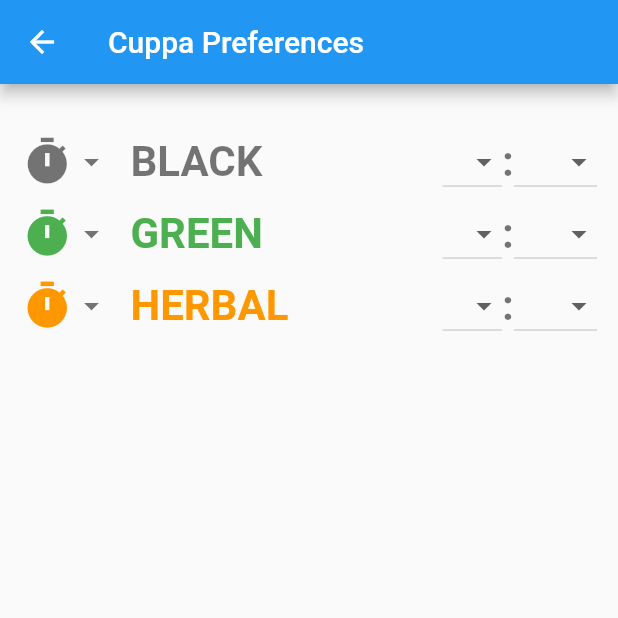
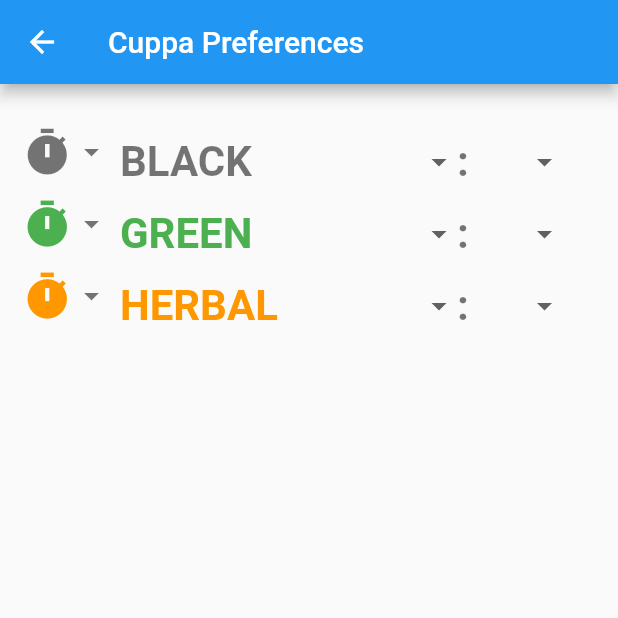
Before and after one commit to ncosgray/cuppa_mobile, a Flutter app: the PrefsWidget screen opened by its route, on a phone screen of 412 x 824 dp, the top half of it. Run offline on Flutter 3.47's test engine with Material 2 defaults, Android fonts, the phone set to English and light mode, and no system bars; our stand-ins replace shared_preferences; missing offline and left inert: quick_actions; accounts and stored records are empty; statements that could not run were skipped.

Commit message:
Prefs UI alignment tweaks

```diff
--- a/lib/prefs.dart
+++ b/lib/prefs.dart
@@ -232,9 +232,13 @@ class _PrefsTeaRowState extends State<PrefsTeaRow> {
   Widget build(BuildContext context) {
     return new Container(
         child: new Row(
+      mainAxisSize: MainAxisSize.min,
+      crossAxisAlignment: CrossAxisAlignment.start,
       mainAxisAlignment: MainAxisAlignment.spaceEvenly,
       children: [
-        new PopupMenuButton(
+        new Flexible(
+            flex: 1,
+            child: new PopupMenuButton(
               onSelected: (int newValue) {
                 setState(() {
                   tea.color = newValue;
@@ -253,7 +257,7 @@ class _PrefsTeaRowState extends State<PrefsTeaRow> {
                   );
                 }).toList();
               },
-          child: Row(
+              child: new Row(
                 mainAxisSize: MainAxisSize.min,
                 children: <Widget>[
                   Icon(
@@ -261,14 +265,16 @@ class _PrefsTeaRowState extends State<PrefsTeaRow> {
                     color: tea.getThemeColor(context),
                     size: 35.0,
                   ),
-              Icon(Icons.arrow_drop_down, color: Theme.of(context).buttonColor),
+                  Icon(Icons.arrow_drop_down,
+                      color: Theme.of(context).buttonColor),
                 ],
               ),
-        ),
+            )),
         new Flexible(
-            child: Padding(
+            flex: 3,
+            child: new Padding(
                 padding: EdgeInsets.zero,
-                child: TextFormField(
+                child: new TextFormField(
                   initialValue: tea.buttonName,
                   autocorrect: false,
                   maxLength: 10,
@@ -280,7 +286,7 @@ class _PrefsTeaRowState extends State<PrefsTeaRow> {
                               BorderSide(color: Theme.of(context).buttonColor)),
                       counter: Offstage(),
                       contentPadding:
-                          const EdgeInsets.fromLTRB(14.0, 0.0, 14.0, 0.0)),
+                          const EdgeInsets.fromLTRB(7.0, 0.0, 7.0, 0.0)),
                   style: new TextStyle(
                     fontWeight: FontWeight.bold,
                     fontSize: 28.0,
@@ -293,11 +299,15 @@ class _PrefsTeaRowState extends State<PrefsTeaRow> {
                     });
                   },
                 ))),
+        new Flexible(
+            flex: 2,
+            child: new Row(children: [
               new DropdownButton<int>(
                 value: tea.brewTimeMinutes,
                 icon: null,
-          style:
-              TextStyle(fontSize: 28.0, color: Theme.of(context).buttonColor),
+                style: TextStyle(
+                    fontSize: 28.0, color: Theme.of(context).buttonColor),
+                underline: SizedBox(),
                 onChanged: (int newValue) {
                   setState(() {
                     tea.brewTimeMinutes = newValue;
@@ -313,7 +323,7 @@ class _PrefsTeaRowState extends State<PrefsTeaRow> {
                 }).toList(),
               ),
               new Text(
-          ':',
+                ': ',
                 style: TextStyle(
                   fontWeight: FontWeight.bold,
                   fontSize: 28.0,
@@ -323,21 +333,24 @@ class _PrefsTeaRowState extends State<PrefsTeaRow> {
               new DropdownButton<int>(
                 value: tea.brewTimeSeconds,
                 icon: null,
-          style:
-              TextStyle(fontSize: 28.0, color: Theme.of(context).buttonColor),
+                style: TextStyle(
+                    fontSize: 28.0, color: Theme.of(context).buttonColor),
+                underline: SizedBox(),
                 onChanged: (int newValue) {
                   setState(() {
                     tea.brewTimeSeconds = newValue;
                     Prefs.setTeas();
                   });
                 },
-          items: <int>[0, 15, 30, 45].map<DropdownMenuItem<int>>((int value) {
+                items: <int>[0, 15, 30, 45]
+                    .map<DropdownMenuItem<int>>((int value) {
                   return DropdownMenuItem<int>(
                     value: value,
                     child: Text(value.toString().padLeft(2, '0')),
                   );
                 }).toList(),
-        ),
+              )
+            ])),
       ],
     ));
   }
```
Lines whose indentation alone changed are shown as unchanged.
